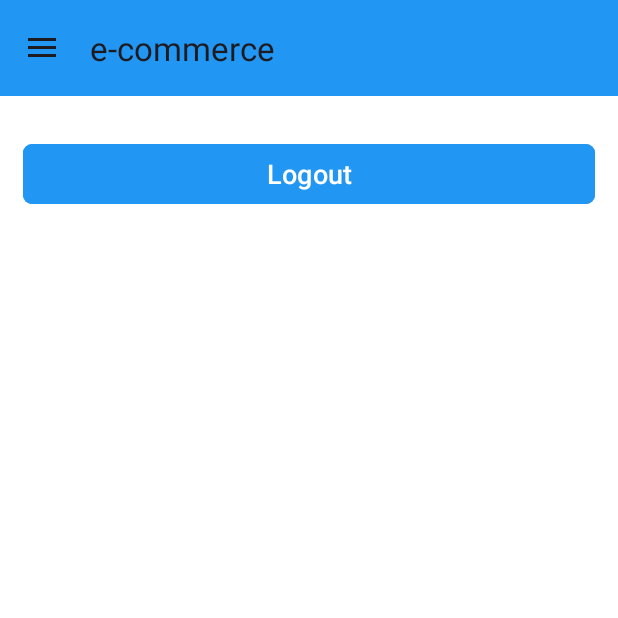
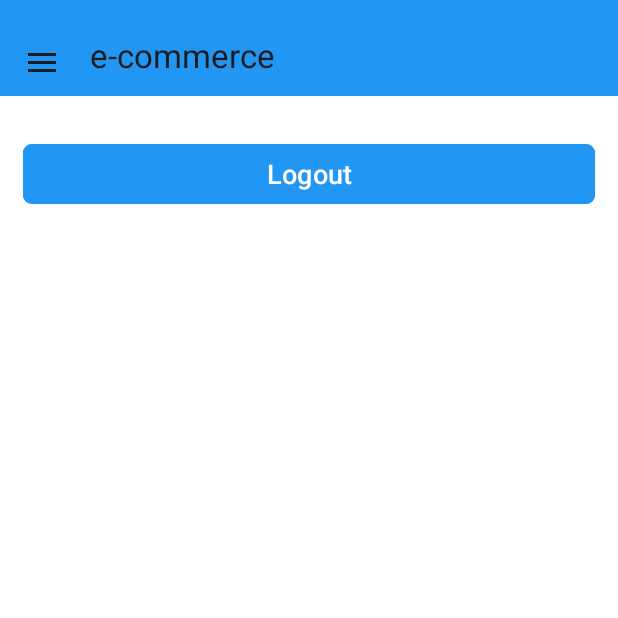
Before and after one commit to bengisusaahin/e-commerce, an Android app: the HomeFragment screen opened through its navigation route, on a phone screen of 412 x 824 dp, the top half of it. Run offline under Robolectric (Android 15) with nearby library versions, the phone set to English and light mode, and no system bars; our stand-ins replace Dagger/Hilt's generated code, Firebase (no records; nobody signed in at launch, a user with empty details on screens opened directly), navigation-ui.

Commit message:
style: set toolbar visualization

```diff
--- a/app/src/main/java/com/bengisusahin/e_commerce/MainActivity.kt
+++ b/app/src/main/java/com/bengisusahin/e_commerce/MainActivity.kt
@@ -5,6 +5,7 @@ import androidx.activity.enableEdgeToEdge
 import androidx.appcompat.app.ActionBarDrawerToggle
 import androidx.appcompat.app.AppCompatActivity
 import androidx.navigation.findNavController
+import androidx.navigation.fragment.NavHostFragment
 import androidx.navigation.ui.AppBarConfiguration
 import androidx.navigation.ui.NavigationUI
 import androidx.navigation.ui.setupWithNavController
@@ -23,11 +24,11 @@ class MainActivity : AppCompatActivity() {
 
         val toolbar = binding.toolbar
         setSupportActionBar(toolbar)
-        /*
+
         val navHostFragment = supportFragmentManager.findFragmentById(R.id.fragmentContainerView) as NavHostFragment
         val navController = navHostFragment.navController
-         */
-        val navController = findNavController(R.id.fragmentContainerView)
+
+        //val navController = findNavController(R.id.fragmentContainerView)
         val drawerLayout = binding.drawerLayout
         val navView = binding.navigationView
         // Set up the ActionBarDrawerToggle
--- a/app/src/main/java/com/bengisusahin/e_commerce/views/HomeFragment.kt
+++ b/app/src/main/java/com/bengisusahin/e_commerce/views/HomeFragment.kt
@@ -5,6 +5,7 @@ import androidx.fragment.app.Fragment
 import android.view.LayoutInflater
 import android.view.View
 import android.view.ViewGroup
+import androidx.appcompat.app.AppCompatActivity
 import com.bengisusahin.e_commerce.R
 
 // TODO: Rename parameter arguments, choose names that match
@@ -35,6 +36,7 @@ class HomeFragment : Fragment() {
         savedInstanceState: Bundle?
     ): View? {
         // Inflate the layout for this fragment
+        (activity as? AppCompatActivity)?.supportActionBar?.show()
         return inflater.inflate(R.layout.fragment_home, container, false)
     }
 
--- a/app/src/main/java/com/bengisusahin/e_commerce/views/LoginFragment.kt
+++ b/app/src/main/java/com/bengisusahin/e_commerce/views/LoginFragment.kt
@@ -6,6 +6,7 @@ import android.view.LayoutInflater
 import android.view.View
 import android.view.ViewGroup
 import android.widget.Toast
+import androidx.appcompat.app.AppCompatActivity
 import androidx.fragment.app.viewModels
 import androidx.lifecycle.lifecycleScope
 import androidx.navigation.Navigation
@@ -40,6 +41,7 @@ class LoginFragment : Fragment() {
 
     override fun onViewCreated(view: View, savedInstanceState: Bundle?) {
         super.onViewCreated(view, savedInstanceState)
+        (activity as? AppCompatActivity)?.supportActionBar?.hide()
 
         binding.apply {
             btnLogin.setOnClickListener {
--- a/app/src/main/java/com/bengisusahin/e_commerce/views/SignUpFragment.kt
+++ b/app/src/main/java/com/bengisusahin/e_commerce/views/SignUpFragment.kt
@@ -7,6 +7,7 @@ import android.view.LayoutInflater
 import android.view.View
 import android.view.ViewGroup
 import android.widget.Toast
+import androidx.appcompat.app.AppCompatActivity
 import androidx.fragment.app.viewModels
 import androidx.lifecycle.lifecycleScope
 import androidx.navigation.fragment.findNavController
--- a/app/src/main/res/layout/activity_main.xml
+++ b/app/src/main/res/layout/activity_main.xml
@@ -17,9 +17,10 @@
             android:layout_width="match_parent"
             android:layout_height="?attr/actionBarSize"
             android:background="#2196F3"
+            android:paddingTop="10dp"
             android:theme="?attr/actionBarTheme" />
 
-        <fragment
+        <androidx.fragment.app.FragmentContainerView
             android:id="@+id/fragmentContainerView"
             android:name="androidx.navigation.fragment.NavHostFragment"
             android:layout_width="match_parent"
```
